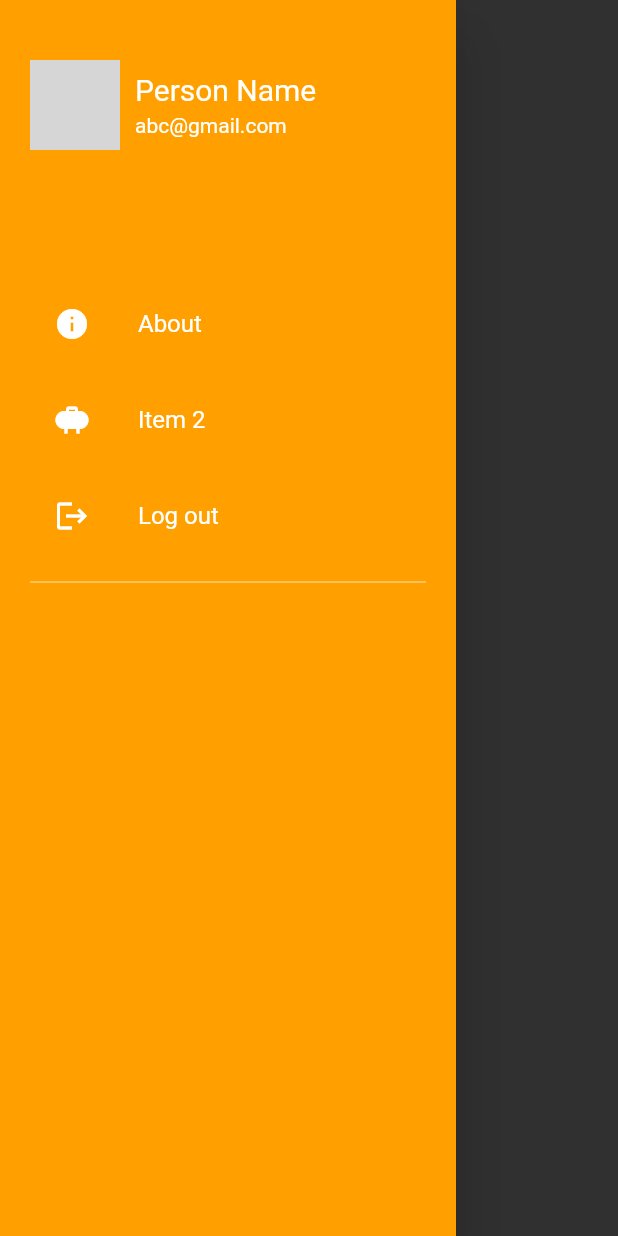
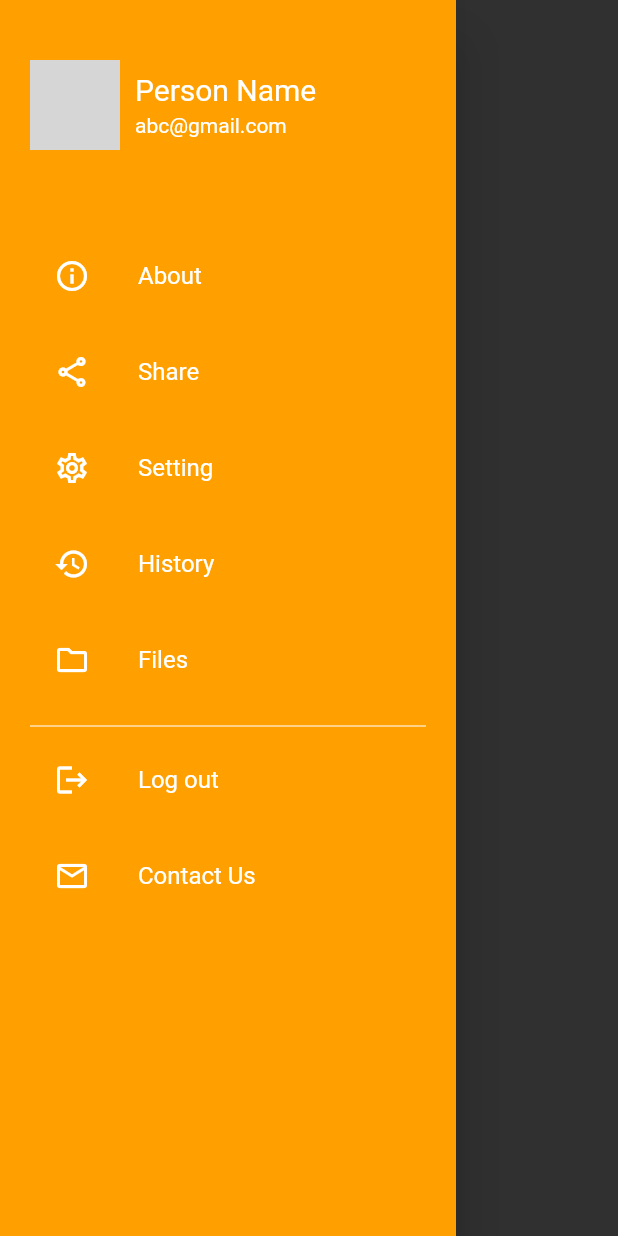
Before and after one commit to MatanTal2/final-project, a Flutter app: the NavigationDrawerWidget widget shown alone on an empty page, opened directly, on a phone screen of 412 x 824 dp. Run offline on Flutter 3.47's test engine with Material 2 defaults, Android fonts, the phone set to English and light mode, and no system bars; our stand-ins replace avatar_glow, email_validator, firebase_auth, firebase_core, speech_to_text; missing offline and left inert: clipboard; accounts and stored records are empty; network calls fail; grey boxes are pictures that could not be loaded.

Commit message:
adding menu items and functunality

```diff
--- a/lib/main.dart
+++ b/lib/main.dart
@@ -3,19 +3,18 @@ import 'package:final_project/page/speech_page.dart';
 import 'package:final_project/presentation/utils.dart';
 import 'package:firebase_auth/firebase_auth.dart';
 import 'package:firebase_core/firebase_core.dart';
-import 'package:flutter/cupertino.dart';
 import 'package:flutter/material.dart';
 
 void main() async {
   WidgetsFlutterBinding.ensureInitialized();
   await Firebase.initializeApp();
 
-  runApp(const MyAp());
+  runApp(const MyApp());
 }
 final navigatorKey = GlobalKey<NavigatorState>();
 
-class MyAp extends StatelessWidget {
-  const MyAp({Key? key}) : super(key: key);
+class MyApp extends StatelessWidget {
+  const MyApp({Key? key}) : super(key: key);
   static const String title = 'Speech to text';
 
   @override
@@ -32,7 +31,6 @@ class MyAp extends StatelessWidget {
     home: const MainPage(),
   );
 }
-
 
 
 
--- a/lib/page/about_page.dart
+++ b/lib/page/about_page.dart
@@ -1,4 +1,3 @@
-import 'package:flutter/cupertino.dart';
 import 'package:flutter/material.dart';
 
 class AboutPage extends StatelessWidget {
@@ -9,7 +8,7 @@ class AboutPage extends StatelessWidget {
     appBar: AppBar(
       title: const Text('About'),
       centerTitle: true,
-      backgroundColor: Colors.green,
+      backgroundColor: Colors.redAccent,
     ),
   );
 }
--- a/lib/page/speech_page.dart
+++ b/lib/page/speech_page.dart
@@ -1,9 +1,7 @@
 import 'package:avatar_glow/avatar_glow.dart';
+import 'package:clipboard/clipboard.dart';
 import 'package:final_project/api/speech_api.dart';
-import 'package:flutter/cupertino.dart';
 import 'package:flutter/material.dart';
-import 'package:clipboard/clipboard.dart';
-
 import '../presentation/utils.dart';
 import '../widget/navigation_drawer_widget.dart';
 
@@ -34,7 +32,7 @@ class _SpeechPageState extends State<SpeechPage> {
                         // TODO: add to Utils showSnackBar more option.
                         Utils.showSnackBar("Copied to clipboard", Colors.tealAccent);
                       },
-                      icon: const Icon(Icons.content_copy),
+                      icon: const Icon(Icons.content_copy,),
                     )),
           ],
         ),
--- a/lib/page/user_page.dart
+++ b/lib/page/user_page.dart
@@ -1,4 +1,3 @@
-import 'package:flutter/cupertino.dart';
 import 'package:flutter/material.dart';
 
 class UserPage extends StatelessWidget {
--- a/lib/presentation/forgot_password_page.dart
+++ b/lib/presentation/forgot_password_page.dart
@@ -1,7 +1,7 @@
+import 'dart:developer';
 import 'package:email_validator/email_validator.dart';
 import 'package:final_project/presentation/utils.dart';
 import 'package:firebase_auth/firebase_auth.dart';
-import 'package:flutter/cupertino.dart';
 import 'package:flutter/material.dart';
 
 import '../main.dart';
@@ -28,7 +28,7 @@ class _ForgotPasswordPageState extends State<ForgotPasswordPage> {
         appBar: AppBar(
           backgroundColor: Colors.transparent,
           elevation: 0.0,
-          title: Text(
+          title: const Text(
             'Rest Password',
           ),
         ),
@@ -97,7 +97,7 @@ class _ForgotPasswordPageState extends State<ForgotPasswordPage> {
       Utils.showSnackBar('Password Reset Email Sent', Colors.lightBlue);
       navigatorKey.currentState!.popUntil((route) => route.isFirst);
       } on FirebaseAuthException catch (e) {
-        print(e);
+        log('data: $e');
         Utils.showSnackBar(e.message, Colors.red);
         Navigator.of(context).pop();
     }
--- a/lib/presentation/settings.dart
+++ b/lib/presentation/settings.dart
@@ -1,4 +1,3 @@
-import 'package:flutter/cupertino.dart';
 import 'package:flutter/material.dart';
 
 class Settings extends StatefulWidget {
--- a/lib/widget/navigation_drawer_widget.dart
+++ b/lib/widget/navigation_drawer_widget.dart
@@ -1,6 +1,6 @@
-import 'package:final_project/page/auth_page.dart';
+import 'dart:developer';
+
 import 'package:firebase_auth/firebase_auth.dart';
-import 'package:flutter/cupertino.dart';
 import 'package:flutter/material.dart';
 
 import '../main.dart';
@@ -8,12 +8,14 @@ import '../page/about_page.dart';
 import '../page/user_page.dart';
 
 class NavigationDrawerWidget extends StatelessWidget {
-  const NavigationDrawerWidget({Key? key}) : super(key: key);
+  NavigationDrawerWidget({Key? key}) : super(key: key);
+  final _auth = FirebaseAuth.instance;
   final padding = const EdgeInsets.symmetric(horizontal: 20.0);
+  String _UserEmail = '';
 
   @override
   Widget build(BuildContext context) {
-    const _name = 'Person Name';
+    const _name = "Person Name";
     const _email = 'abc@gmail.com';
     const _urlImage =
         'https://images.unsplash.com/photo-1531746020798-e6953c6e8e04?ixlib=rb-1.2.1&raw_url=true&q=80&fm=jpg&crop=entropy&cs=tinysrgb&ixid=MnwxMjA3fDB8MHxwaG90by1wYWdlfHx8fGVufDB8fHx8&auto=format&fit=crop&w=928';
@@ -27,10 +29,8 @@ class NavigationDrawerWidget extends StatelessWidget {
               urlImage: _urlImage,
               name: _name,
               email: _email,
-              onClicked: () =>
-                  Navigator.of(context).push(MaterialPageRoute(
-                      builder: (context) =>
-                          const UserPage(
+              onClicked: () => Navigator.of(context).push(MaterialPageRoute(
+                  builder: (context) => const UserPage(
                         name: _name,
                         urlImage: _urlImage,
                       ))),
@@ -40,26 +40,48 @@ class NavigationDrawerWidget extends StatelessWidget {
               child: Column(
                 children: [
                   const SizedBox(
-                    height: 48.0,
+                    height: 16.0,
                   ),
                   buildMenuItem(
                       text: 'About',
-                      icon: Icons.info,
+                      icon: Icons.info_outline,
                       onClicked: () => selectedItem(context, 0)),
                   const SizedBox(
                     height: 8.0,
                   ),
-                  buildMenuItem(text: 'Item 2', icon: Icons.propane),
+                  buildMenuItem(
+                      text: 'Share',
+                      icon: Icons.share_outlined,
+                      onClicked: () => selectedItem(context, 1)),
                   const SizedBox(
                     height: 8.0,
                   ),
-                  buildMenuItem(text: 'Log out', icon: Icons.logout,
-                  onClicked: () => selectedItem(context, 2)),
+                  buildMenuItem(text: 'Setting', icon: Icons.settings_outlined),
+                  const SizedBox(
+                    height: 8.0,
+                  ),
+                  buildMenuItem(text: 'History', icon: Icons.history_outlined),
+                  const SizedBox(
+                    height: 8.0,
+                  ),
+                  buildMenuItem(text: 'Files', icon: Icons.folder_outlined),
                   const SizedBox(
                     height: 8.0,
                   ),
                   const Divider(
                     color: Colors.white70,
+                    thickness: 1.0,
+                  ),
+                  buildMenuItem(
+                      text: 'Log out',
+                      icon: Icons.logout,
+                      onClicked: () => selectedItem(context, 2)),
+                  const SizedBox(
+                    height: 8.0,
+                  ),
+                  buildMenuItem(text: 'Contact Us', icon: Icons.mail_outline),
+                  const SizedBox(
+                    height: 8.0,
                   ),
                 ],
               ),
@@ -74,6 +96,7 @@ class NavigationDrawerWidget extends StatelessWidget {
       {required String text, required IconData icon, VoidCallback? onClicked}) {
     const color = Colors.white;
     return ListTile(
+      shape: RoundedRectangleBorder(borderRadius: BorderRadius.circular(20.0)),
       leading: Icon(
         icon,
         color: color,
@@ -91,6 +114,9 @@ class NavigationDrawerWidget extends StatelessWidget {
           builder: (context) => const AboutPage(),
         ));
         break;
+      case 1:
+        getEmail();
+        break;
       case 2:
         signOutUser();
         //navigatorKey.currentState!.popUntil((route) => route.isFirst);
@@ -101,7 +127,8 @@ class NavigationDrawerWidget extends StatelessWidget {
     }
   }
 
-  buildHeader({required String urlImage,
+  buildHeader(
+          {required String urlImage,
           required String name,
           required String email,
           required VoidCallback onClicked}) =>
@@ -145,4 +172,20 @@ class NavigationDrawerWidget extends StatelessWidget {
   Future<void> signOutUser() async {
     await FirebaseAuth.instance.signOut();
   }
+
+  Future<void> getEmail() async {
+    final user = _auth.currentUser!;
+    var temp = 'abc@gmail.com';
+    _UserEmail = user.email!;
+    log(_UserEmail);
+    try {
+      User? user = FirebaseAuth.instance.currentUser;
+      _UserEmail = user?.email ?? temp;
+      log('message: $_UserEmail');
+    } on FirebaseAuthException catch (e) {
+      log('data: $e');
     }
+
+    //return _UserEmail;
+  }
+}
```
Also changed, not shown: lib/api/speech_api.dart (+5 -2 lines), lib/presentation/speech_screen.dart (deleted, +0 -32 lines), lib/widget/login_widget.dart (+5 -2 lines), lib/widget/signup_widget.dart (+8 -2 lines), lib/presentation/temp.dart (added), 1 other file. Lines whose indentation alone changed are shown as unchanged.
